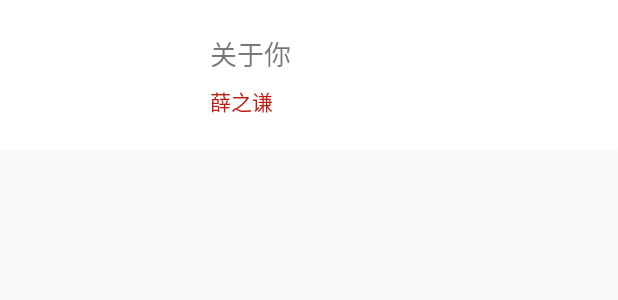
After one commit to LBXZzzz/wangyiyun, an Android app: the layout service_remote_view.xml on its own in the app's theme, with its tools: preview values and no code run, on a phone screen of 412 x 824 dp. The commit adds this screen. Shown: the top 300 px of the screen. Run offline under Robolectric (Android 15) with nearby library versions, the phone set to English and light mode, and no system bars.

```diff
--- a/musicmelody/build.gradle
+++ b/musicmelody/build.gradle
@@ -32,4 +32,5 @@ dependencies {
     testImplementation 'junit:junit:4.13.2'
     androidTestImplementation 'androidx.test.ext:junit:1.1.3'
     androidTestImplementation 'androidx.test.espresso:espresso-core:3.4.0'
+    implementation 'com.squareup.okhttp3:okhttp:3.8.0'
 }
--- /dev/null
+++ b/musicmelody/src/main/res/drawable/ic_music_stop.xml
@@ -0,0 +1,5 @@
+<vector android:height="40dp" android:viewportHeight="1024"
+    android:viewportWidth="1024" android:width="40dp" xmlns:android="http://schemas.android.com/apk/res/android">
+    <path android:fillColor="#2c2c2c" android:pathData="M512,0C230.4,0 0,230.4 0,512s230.4,512 512,512 512,-230.4 512,-512S793.6,0 512,0zM512,981.33C253.87,981.33 42.67,770.13 42.67,512S253.87,42.67 512,42.67s469.33,211.2 469.33,469.33 -211.2,469.33 -469.33,469.33z"/>
+    <path android:fillColor="#2c2c2c" android:pathData="M672,441.6l-170.67,-113.07c-57.6,-38.4 -106.67,-12.8 -106.67,57.6v256c0,70.4 46.93,96 106.67,57.6l170.67,-113.07c57.6,-42.67 57.6,-106.67 0,-145.07z"/>
+</vector>
--- /dev/null
+++ b/musicmelody/src/main/res/layout/service_remote_view.xml
@@ -0,0 +1,43 @@
+<?xml version="1.0" encoding="utf-8"?>
+<LinearLayout xmlns:android="http://schemas.android.com/apk/res/android"
+    android:layout_width="match_parent"
+    android:layout_height="wrap_content"
+    xmlns:app="http://schemas.android.com/apk/res-auto"
+    android:background="@drawable/linearlayout_water_selector"
+    android:clickable="true"
+    android:focusable="true"
+    android:paddingHorizontal="20dp"
+    android:orientation="vertical">
+    <LinearLayout
+        android:layout_width="match_parent"
+        android:layout_height="wrap_content"
+        android:orientation="horizontal">
+     <ImageView
+         android:id="@+id/iv_service_music_photo"
+         android:layout_width="150px"
+         android:layout_height="150px"/>
+        <LinearLayout
+            android:layout_width="wrap_content"
+            android:layout_height="wrap_content"
+            android:layout_gravity="center_vertical"
+            android:paddingVertical="10dp"
+            android:orientation="vertical">
+            <TextView
+                android:id="@+id/tv_service_song_name"
+                android:layout_width="match_parent"
+                android:layout_height="wrap_content"
+                android:layout_marginLeft="20dp"
+                android:textSize="18dp"
+                android:text="关于你"/>
+            <TextView
+                android:id="@+id/tv_service_singer_name"
+                android:layout_width="match_parent"
+                android:layout_height="wrap_content"
+                android:textColor="@color/big_red"
+                android:layout_marginTop="7dp"
+                android:layout_marginLeft="20dp"
+                android:text="薛之谦"/>
+
+        </LinearLayout>
+    </LinearLayout>
+</LinearLayout>
```
Also changed, not shown: app/src/main/java/com/example/wangyiyun/view/MainActivity.java (+32 -19 lines), app/src/main/java/com/example/wangyiyun/view/SearchActivity.java (+5 -6 lines), musicmelody/src/main/java/com/example/musicmelody/HttpUtil.java (added, +42 -0 lines), musicmelody/src/main/java/com/example/musicmelody/MusicService.java (+86 -21 lines).
